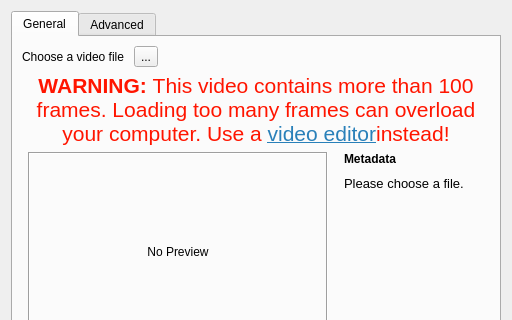
This is libs/ui/animation/VideoImportDialog.ui in KDE/krita as Qt 5 draws it before an edit; both pictures show x 0 to 512 and y 0 to 320 of the 512 by 614 pixel window. The edited form follows.
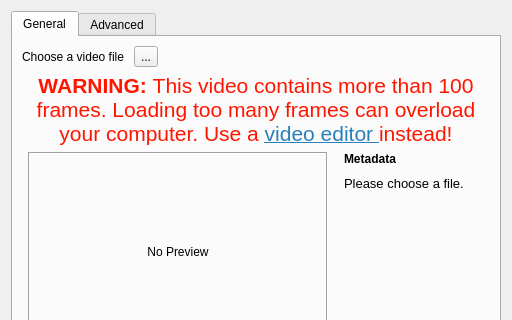
This is the edited form.

Commit message: Add missing space

Diff of the .ui file:
```diff
--- a/libs/ui/animation/VideoImportDialog.ui
+++ b/libs/ui/animation/VideoImportDialog.ui
@@ -77,7 +77,7 @@
 &lt;html&gt;&lt;head&gt;&lt;meta name=&quot;qrichtext&quot; content=&quot;1&quot; /&gt;&lt;style type=&quot;text/css&quot;&gt;
 p, li { white-space: pre-wrap; }
 &lt;/style&gt;&lt;/head&gt;&lt;body style=&quot; font-family:'Noto Sans'; font-size:11pt; font-weight:400; font-style:normal;&quot;&gt;
-&lt;p style=&quot; margin-top:12px; margin-bottom:12px; margin-left:0px; margin-right:0px; -qt-block-indent:0; text-indent:0px;&quot;&gt;&lt;span style=&quot; font-size:16pt; font-weight:600; color:#ff1500;&quot;&gt;WARNING: &lt;/span&gt;&lt;span style=&quot; font-size:16pt; color:#ff1500;&quot;&gt;This video contains more than 100 frames. Loading too many frames can overload your computer. Use a &lt;/span&gt;&lt;a href=&quot;https://kdenlive.org&quot;&gt;&lt;span style=&quot; font-size:16pt; text-decoration: underline; color:#2980b9;&quot;&gt;video editor&lt;/span&gt;&lt;/a&gt;&lt;span style=&quot; font-size:16pt; color:#ff1500;&quot;&gt;instead!&lt;/span&gt;&lt;/p&gt;&lt;/body&gt;&lt;/html&gt;</string>
+&lt;p style=&quot; margin-top:12px; margin-bottom:12px; margin-left:0px; margin-right:0px; -qt-block-indent:0; text-indent:0px;&quot;&gt;&lt;span style=&quot; font-size:16pt; font-weight:600; color:#ff1500;&quot;&gt;WARNING: &lt;/span&gt;&lt;span style=&quot; font-size:16pt; color:#ff1500;&quot;&gt;This video contains more than 100 frames. Loading too many frames can overload your computer. Use a &lt;/span&gt;&lt;a href=&quot;https://kdenlive.org&quot;&gt;&lt;span style=&quot; font-size:16pt; text-decoration: underline; color:#2980b9;&quot;&gt;video editor &lt;/span&gt;&lt;/a&gt;&lt;span style=&quot; font-size:16pt; color:#ff1500;&quot;&gt;instead!&lt;/span&gt;&lt;/p&gt;&lt;/body&gt;&lt;/html&gt;</string>
            </property>
            <property name="textFormat">
             <enum>Qt::RichText</enum>
```
